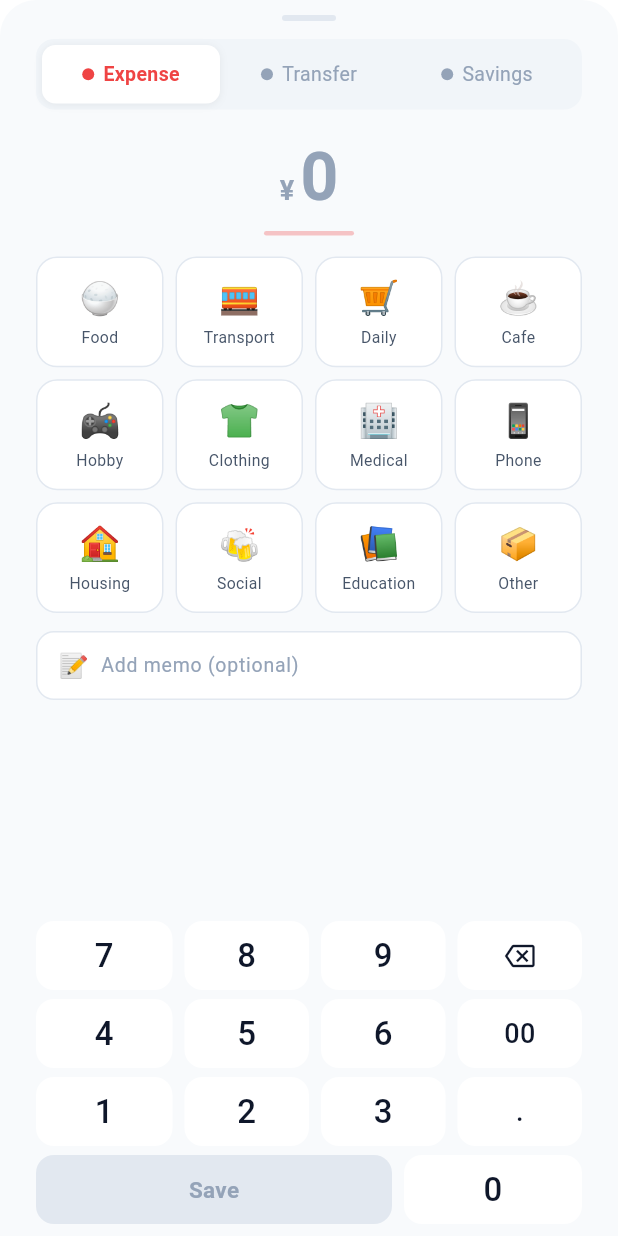
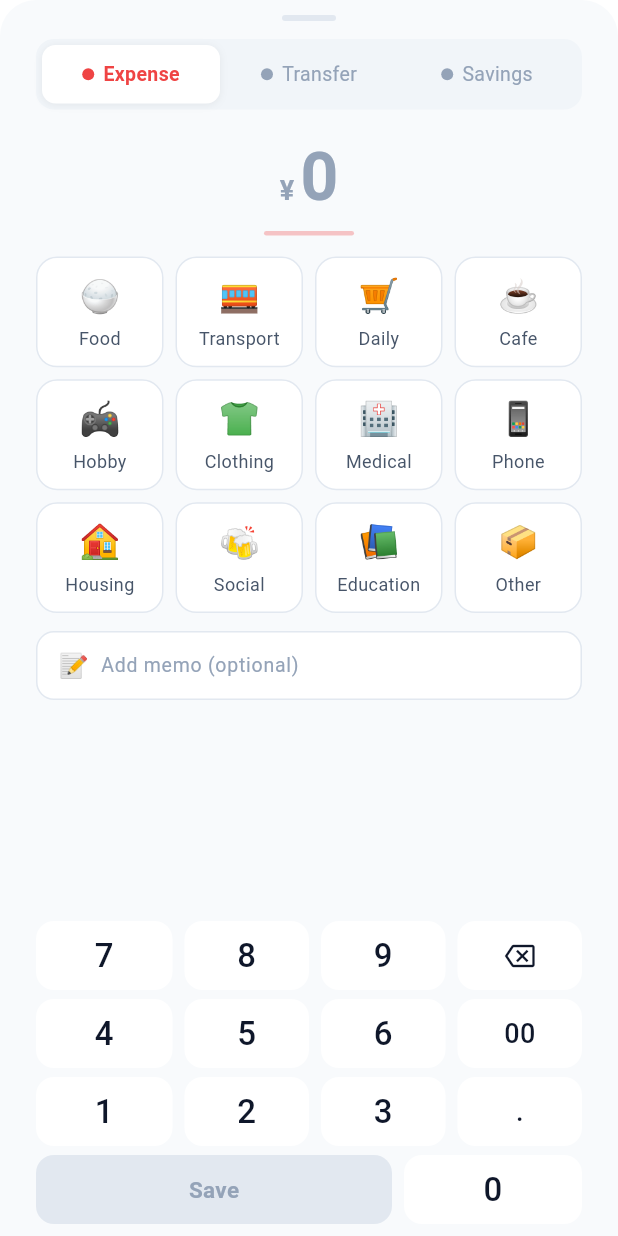
Before and after one commit to lunalism/hareru, a Flutter app: the AddTransactionSheet widget shown alone on an empty page, opened directly with empty values, on a phone screen of 412 x 824 dp. Run offline on Flutter 3.47's test engine with Material 3 defaults, Android fonts, the phone set to English and light mode, and no system bars; our stand-ins replace flutter_riverpod, flutter_svg, go_router, hive_flutter; accounts and stored records are empty; Roboto replaces fonts that are missing (PretendardJP).

Commit message:
fix: increase category label fontSize from 10.5 to 12
Co-Authored-By: Claude Opus 4.6 <noreply@anthropic.com>

```diff
--- a/lib/screens/home/widgets/add_transaction_sheet.dart
+++ b/lib/screens/home/widgets/add_transaction_sheet.dart
@@ -388,7 +388,7 @@ class _AddTransactionSheetState extends State<AddTransactionSheet> {
                 Text(
                   cat.label(l10n),
                   style: TextStyle(
-                    fontSize: 10.5,
+                    fontSize: 12,
                     fontWeight:
                         isSelected ? FontWeight.w600 : FontWeight.w400,
                     color: isSelected ? activeColor : textSecondary,
```
